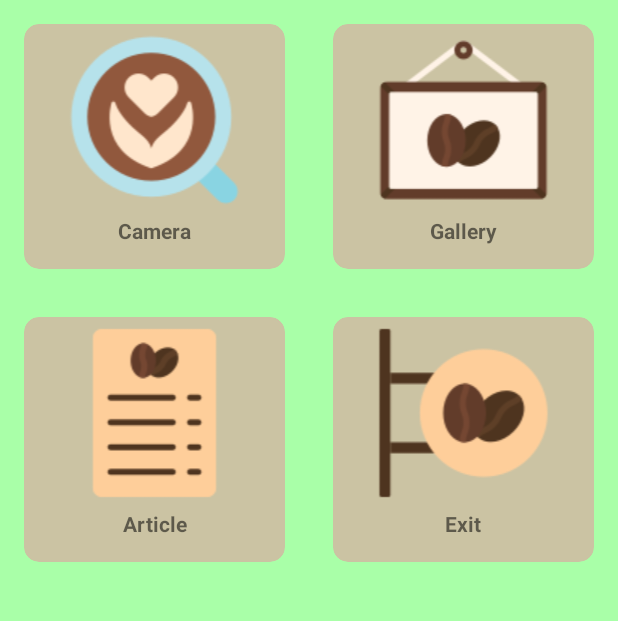
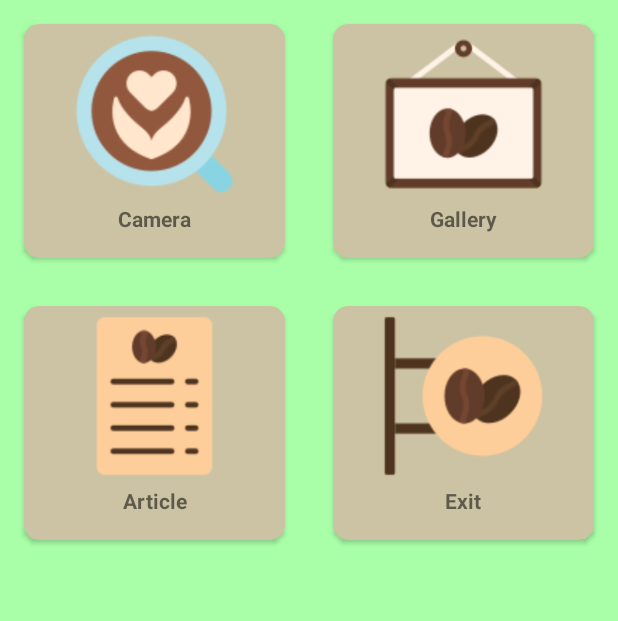
Before and after one commit to idkraf/cbd, an Android app: the screen it shows after launch (MainActivity), on a phone screen of 412 x 824 dp, the part 423-1044 px from its top. Run offline under Robolectric (Android 15) with nearby library versions, the phone set to English and light mode, and no system bars.

Commit message:
Fix icon home

```diff
--- a/app/src/main/res/layout/activity_main.xml
+++ b/app/src/main/res/layout/activity_main.xml
@@ -82,14 +82,14 @@
                             <ImageView
                                 android:id="@+id/imageView2"
                                 android:layout_width="match_parent"
-                                android:layout_height="wrap_content"
+                                android:layout_height="120dp"
                                 app:srcCompat="@drawable/camera_coffee"
                                 tools:ignore="UseAppTint" />
 
                             <TextView
                                 android:id="@+id/textView3"
                                 android:layout_width="match_parent"
-                                android:layout_height="wrap_content"
+                                android:layout_height="20dp"
                                 android:layout_marginBottom="16dp"
                                 android:text="Camera"
                                 android:textStyle="bold"
@@ -114,14 +114,14 @@
                             <ImageView
                                 android:id="@+id/imageView3"
                                 android:layout_width="match_parent"
-                                android:layout_height="wrap_content"
+                                android:layout_height="120dp"
                                 app:srcCompat="@drawable/gallery_coffee"
                                 tools:ignore="UseAppTint" />
 
                             <TextView
                                 android:id="@+id/textView4"
                                 android:layout_width="match_parent"
-                                android:layout_height="wrap_content"
+                                android:layout_height="20dp"
                                 android:layout_marginBottom="16dp"
                                 android:text="Gallery"
                                 android:textStyle="bold"
@@ -153,7 +153,7 @@
                             <ImageView
                                 android:id="@+id/imageView4"
                                 android:layout_width="match_parent"
-                                android:layout_height="wrap_content"
+                                android:layout_height="120dp"
                                 android:layout_weight="1"
                                 app:srcCompat="@drawable/article_coffee"
                                 tools:ignore="UseAppTint" />
@@ -161,7 +161,7 @@
                             <TextView
                                 android:id="@+id/textView5"
                                 android:layout_width="match_parent"
-                                android:layout_height="wrap_content"
+                                android:layout_height="20dp"
                                 android:layout_marginBottom="16dp"
                                 android:layout_weight="1"
                                 android:text="Article"
@@ -188,14 +188,14 @@
                             <ImageView
                                 android:id="@+id/imageView5"
                                 android:layout_width="match_parent"
-                                android:layout_height="wrap_content"
+                                android:layout_height="120dp"
                                 app:srcCompat="@drawable/exit_coffee"
                                 tools:ignore="UseAppTint" />
 
                             <TextView
                                 android:id="@+id/textView6"
                                 android:layout_width="match_parent"
-                                android:layout_height="wrap_content"
+                                android:layout_height="20dp"
                                 android:layout_marginBottom="16dp"
                                 android:text="Exit"
                                 android:textAlignment="center"
```
